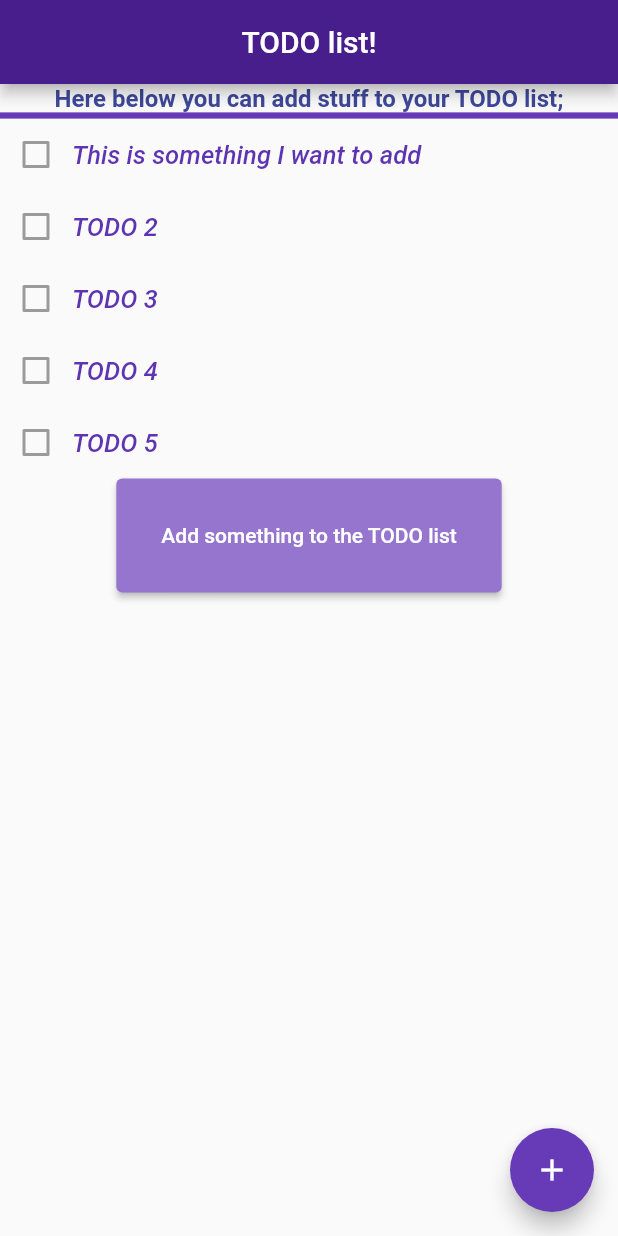
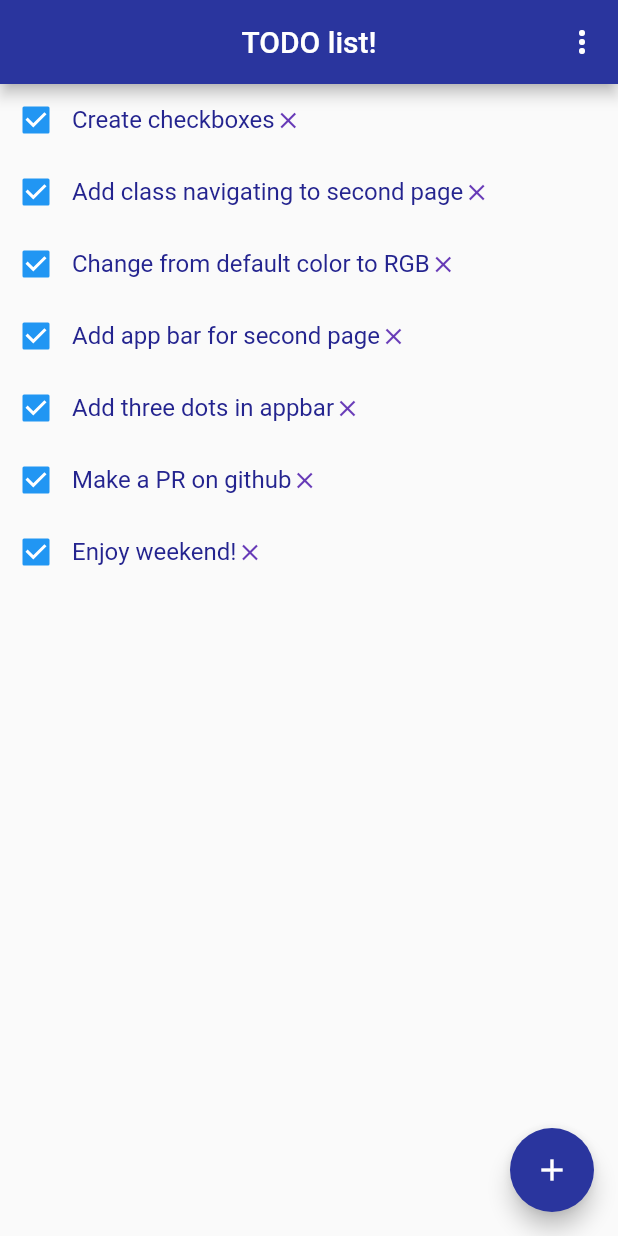
Before and after one commit to gu-tig333-ht22/gussunhem, a Flutter app: the screen it shows after launch, on a phone screen of 412 x 824 dp. Run offline on Flutter 3.47's test engine with Material 2 defaults, Android fonts, the phone set to English and light mode, and no system bars; missing offline and left inert: dart:html.

Commit message:
Last commit for week1

```diff
--- a/lib/main.dart
+++ b/lib/main.dart
@@ -1,8 +1,4 @@
-// //to-do-list
-// statefulwidget for unchecking boxes
-
-//import 'dart:html';
-
+import 'dart:html';
 import 'package:flutter/material.dart';
 
 void main() {
@@ -12,131 +8,130 @@ void main() {
 class MyApp extends StatelessWidget {
   @override
   Widget build(BuildContext context) {
-    return MaterialApp(
-        title: 'TODO',
-        theme: ThemeData(primarySwatch: Colors.deepPurple), //rgb
-        home: MyHomePage());
+    return MaterialApp(title: 'TODO app', home: MyHomePage());
   }
 }
-
-// HomePage
 
 class MyHomePage extends StatelessWidget {
   @override
   Widget build(BuildContext context) {
     return Scaffold(
       appBar: AppBar(
-          title: Text("TODO list!"),
-          centerTitle: true,
-          backgroundColor: Color.fromARGB(255, 71, 30, 140)),
-      body: /*Container(
-          color: Colors.blue,
-          padding: EdgeInsets.all(40)),*/
-
-          Center(
+        title: Text("TODO list!"),
+        centerTitle: true,
+        backgroundColor: Color.fromARGB(255, 42, 53, 158),
+        actions: <Widget>[
+          IconButton(
+            icon: Icon(
+              Icons.more_vert,
+              color: Colors.white,
+            ),
+            onPressed: () {},
+          ),
+        ],
+      ),
+      body: Center(
         child: Column(
-          // MainAxisAlignment.something
           children: [
-            // multiple values
-            Progress(),
-            TaskList(),
-            ElevatedButton(
-              child: Text('Add something to the TODO list'),
-              style: ElevatedButton.styleFrom(
-                primary: Colors.deepPurple[300],
-                onPrimary: Colors.white,
-                padding: EdgeInsets.all(30),
-              ),
-              onPressed: () {},
-            ),
+            TodoList(),
           ],
         ),
       ),
       floatingActionButton: FloatingActionButton(
-        onPressed: () {}, //add TODO-item to list
+        backgroundColor: Color.fromARGB(255, 42, 53, 158),
         tooltip: 'Add a TODO',
         child: const Icon(Icons.add),
+        onPressed: () => Navigator.push(
+            context, MaterialPageRoute(builder: (context) => SecondPage())),
       ),
     );
   }
 }
 
-// classes
+class SecondPage extends StatelessWidget {
+  @override
+  Widget build(BuildContext context) {
+    return Scaffold(
+      appBar: AppBar(
+          title: Text("TODO list!"),
+          centerTitle: true,
+          backgroundColor: Color.fromARGB(255, 42, 53, 158),
+          leading: IconButton(
+            icon: Icon(Icons.arrow_back_ios_rounded, color: Colors.white),
+            onPressed: () => Navigator.of(context).pop(),
+          )),
+      body: Center(
+        child: Column(
+          children: [
+            TextField(
+              decoration:
+                  InputDecoration(hintText: 'What would you like to add?'),
+            ),
+            Icon(
+              Icons.add,
+              color: Colors.deepPurple,
+              size: 24,
+            ),
+          ],
+        ),
+      ),
+    );
+  }
+}
 
-class Progress extends StatelessWidget {
-  // change name of class
+class TodoList extends StatelessWidget {
   @override
   Widget build(BuildContext context) {
     return Column(
       children: [
-        Text("Here below you can add stuff to your TODO list;", // change color
-            style: TextStyle(
-              fontSize: 16.0,
-              fontWeight: FontWeight.bold,
-              color: Color.fromARGB(255, 62, 71, 154),
-            )),
-        LinearProgressIndicator(value: 7.0), // fade
-      ],
-    );
-  }
-}
-
-class TaskList extends StatelessWidget {
-  @override
-  Widget build(BuildContext context) {
-    return Column(
-      children: [
-        TaskItem(
-          label: "This is something I want to add",
-        ), // add bold text, wider between tasks
-        TaskItem(
-          label: "TODO 2",
-        ), // add cross in right corner to remove task + remove from list
-        TaskItem(
-          label: "TODO 3",
+        TodoItem(
+          label: "Create checkboxes",
         ),
-        TaskItem(
-          label: "TODO 4",
+        TodoItem(
+          label: "Add class navigating to second page",
         ),
-        TaskItem(
-          label: "TODO 5",
+        TodoItem(
+          label: "Change from default color to RGB",
+        ),
+        TodoItem(
+          label: "Add app bar for second page",
+        ),
+        TodoItem(
+          label: "Add three dots in appbar",
+        ),
+        TodoItem(
+          label: "Make a PR on github",
+        ),
+        TodoItem(
+          label: "Enjoy weekend!",
         ),
       ],
     );
   }
 }
 
-class TaskItem extends StatelessWidget {
-  // change to statefull
+class TodoItem extends StatelessWidget {
   final String label;
 
-  const TaskItem({Key? key, required this.label}) : super(key: key);
+  const TodoItem({Key? key, required this.label}) : super(key: key);
 
   @override
   Widget build(BuildContext context) {
-    return Row(
+    return Container(
+        child: Row(
       children: [
-        Checkbox(onChanged: null, value: false), // onChanged: cross/uncrossed
+        Checkbox(
+          onChanged: (val) {},
+          value: true,
+        ), // value: false for unchecked checkboxes
         Text(label,
             style: TextStyle(
-              fontSize: 17.0,
-              fontWeight: FontWeight.w500,
-              color: Colors.deepPurple[600],
-              fontStyle: FontStyle.italic,
-            )), // download a font from google
+              fontSize: 16.0,
+              fontWeight: FontWeight.w400,
+              color: Color.fromARGB(255, 36, 36, 143),
+            )),
+        Icon(Icons.close, color: Colors.deepPurple, size: 18),
       ],
-    );
+    ));
   }
 }
-
-// Add announcement "Task $task has been added to the TODO list!"
-
-
-/* void printInteger(int aNumber) {
-  print('The number is $aNumber.'); // Print to console.
-}
-
-// This is where the app starts executing.
-void main() {
-  var number = 42; // Declare and initialize a variable.
-  printInteger(number); */
```
